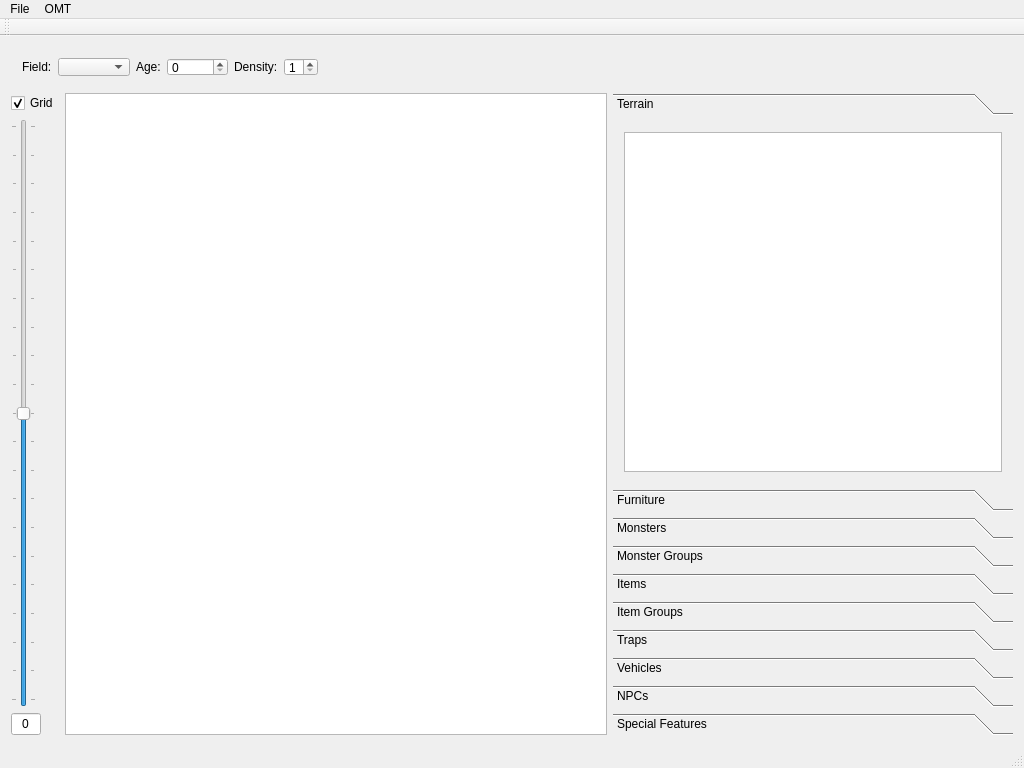
vache/BuildingEditor, file buildingeditor.ui: the form before one commit.
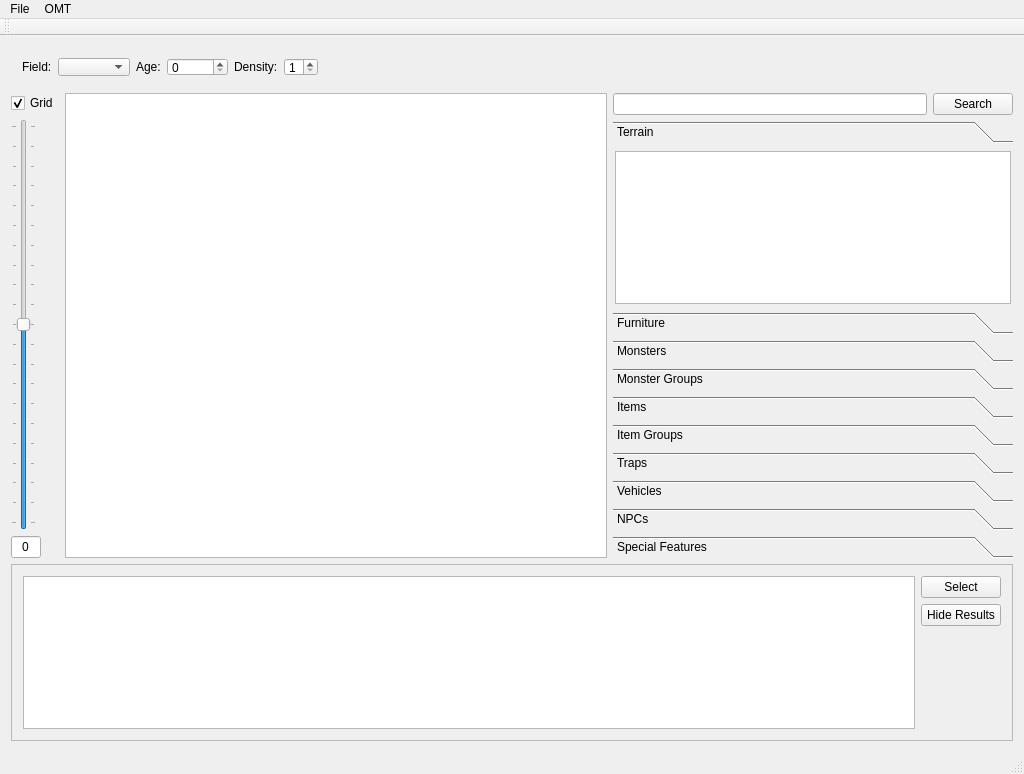
The form after the commit. Custom widgets are drawn as their Qt base class.

Commit message: Search, some OMT work, bit of cleanup

Patch:
```diff
--- a/buildingeditor.ui
+++ b/buildingeditor.ui
@@ -7,7 +7,7 @@
     <x>0</x>
     <y>0</y>
     <width>1024</width>
-    <height>768</height>
+    <height>774</height>
    </rect>
   </property>
   <property name="windowTitle">
@@ -682,7 +682,42 @@
        </widget>
       </item>
       <item>
+       <layout class="QVBoxLayout" name="verticalLayout_13">
+        <item>
+         <layout class="QHBoxLayout" name="horizontalLayout_12">
+          <item>
+           <widget class="QLineEdit" name="searchField">
+            <property name="sizePolicy">
+             <sizepolicy hsizetype="Minimum" vsizetype="Fixed">
+              <horstretch>0</horstretch>
+              <verstretch>0</verstretch>
+             </sizepolicy>
+            </property>
+           </widget>
+          </item>
+          <item>
+           <widget class="QPushButton" name="search">
+            <property name="sizePolicy">
+             <sizepolicy hsizetype="Fixed" vsizetype="Fixed">
+              <horstretch>0</horstretch>
+              <verstretch>0</verstretch>
+             </sizepolicy>
+            </property>
+            <property name="text">
+             <string>Search</string>
+            </property>
+           </widget>
+          </item>
+         </layout>
+        </item>
+        <item>
        <widget class="QToolBox" name="toolBox">
+          <property name="sizePolicy">
+           <sizepolicy hsizetype="Minimum" vsizetype="Preferred">
+            <horstretch>0</horstretch>
+            <verstretch>0</verstretch>
+           </sizepolicy>
+          </property>
         <property name="maximumSize">
          <size>
           <width>400</width>
@@ -701,13 +736,25 @@
            <x>0</x>
            <y>0</y>
            <width>400</width>
-           <height>373</height>
+             <height>171</height>
           </rect>
          </property>
          <attribute name="label">
           <string>Terrain</string>
          </attribute>
          <layout class="QVBoxLayout" name="verticalLayout">
+            <property name="leftMargin">
+             <number>2</number>
+            </property>
+            <property name="topMargin">
+             <number>2</number>
+            </property>
+            <property name="rightMargin">
+             <number>2</number>
+            </property>
+            <property name="bottomMargin">
+             <number>2</number>
+            </property>
           <item>
            <widget class="QListWidget" name="terrainWidget"/>
           </item>
@@ -880,6 +927,95 @@
      </layout>
     </item>
    </layout>
+    </item>
+    <item>
+     <widget class="QFrame" name="searchFrame">
+      <property name="sizePolicy">
+       <sizepolicy hsizetype="Preferred" vsizetype="Preferred">
+        <horstretch>0</horstretch>
+        <verstretch>0</verstretch>
+       </sizepolicy>
+      </property>
+      <property name="minimumSize">
+       <size>
+        <width>0</width>
+        <height>20</height>
+       </size>
+      </property>
+      <property name="frameShape">
+       <enum>QFrame::StyledPanel</enum>
+      </property>
+      <property name="frameShadow">
+       <enum>QFrame::Raised</enum>
+      </property>
+      <layout class="QVBoxLayout" name="verticalLayout_17">
+       <item>
+        <layout class="QHBoxLayout" name="horizontalLayout_15">
+         <item>
+          <widget class="QTableView" name="searchResults">
+           <property name="alternatingRowColors">
+            <bool>true</bool>
+           </property>
+           <property name="selectionMode">
+            <enum>QAbstractItemView::SingleSelection</enum>
+           </property>
+           <property name="selectionBehavior">
+            <enum>QAbstractItemView::SelectRows</enum>
+           </property>
+          </widget>
+         </item>
+         <item>
+          <layout class="QVBoxLayout" name="verticalLayout_16">
+           <item>
+            <layout class="QHBoxLayout" name="horizontalLayout_14"/>
+           </item>
+           <item>
+            <widget class="QPushButton" name="searchSelect">
+             <property name="text">
+              <string>Select</string>
+             </property>
+            </widget>
+           </item>
+           <item>
+            <widget class="QPushButton" name="searchHide">
+             <property name="sizePolicy">
+              <sizepolicy hsizetype="Preferred" vsizetype="Fixed">
+               <horstretch>0</horstretch>
+               <verstretch>0</verstretch>
+              </sizepolicy>
+             </property>
+             <property name="maximumSize">
+              <size>
+               <width>16777215</width>
+               <height>16777215</height>
+              </size>
+             </property>
+             <property name="text">
+              <string>Hide Results</string>
+             </property>
+            </widget>
+           </item>
+           <item>
+            <spacer name="verticalSpacer">
+             <property name="orientation">
+              <enum>Qt::Vertical</enum>
+             </property>
+             <property name="sizeHint" stdset="0">
+              <size>
+               <width>20</width>
+               <height>40</height>
+              </size>
+             </property>
+            </spacer>
+           </item>
+          </layout>
+         </item>
+        </layout>
+       </item>
+      </layout>
+     </widget>
+    </item>
+   </layout>
   </widget>
   <widget class="QMenuBar" name="menuBar">
    <property name="geometry">
```
Left out of the diff: 116 changed lines with no effect on the pictures. Lines whose indentation alone changed are shown as unchanged. The commit also changes 18 other files.
